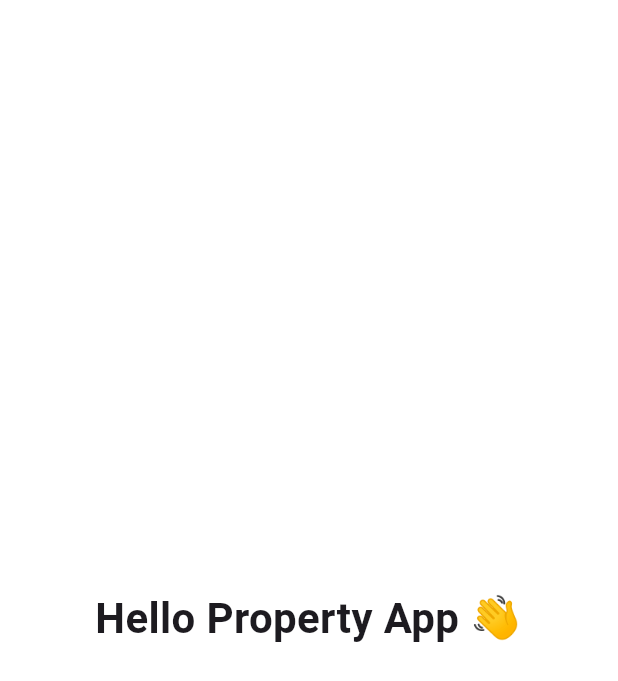
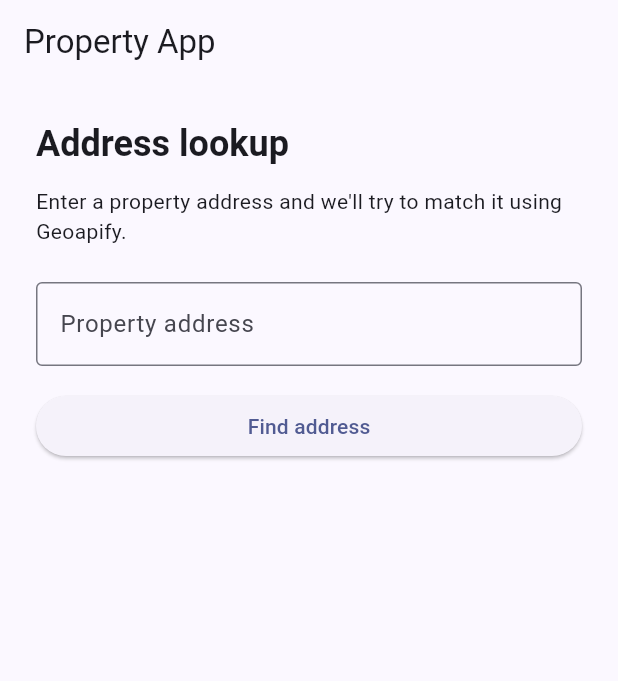
Before and after one commit to devmokari/property-app, a Flutter app: the screen it shows after launch, on a phone screen of 412 x 824 dp. Shown: the top 681 px of the screen. Run offline on Flutter 3.47's test engine with Material 3 defaults, Android fonts, the phone set to English and light mode, and no system bars.

Commit message:
Refactor Geoapify lookup into dedicated modules

```diff
--- /dev/null
+++ b/assets/config.json
@@ -0,0 +1,3 @@
+{
+  "geoapifyApiKey": "YOUR_GEOAPIFY_API_KEY"
+}
--- /dev/null
+++ b/lib/address_lookup/address_lookup_page.dart
@@ -0,0 +1,198 @@
+import 'package:flutter/material.dart';
+
+import '../config/app_config.dart';
+import 'geoapify_service.dart';
+
+class AddressLookupPage extends StatefulWidget {
+  const AddressLookupPage({super.key});
+
+  @override
+  State<AddressLookupPage> createState() => _AddressLookupPageState();
+}
+
+class _AddressLookupPageState extends State<AddressLookupPage> {
+  final TextEditingController _addressController = TextEditingController();
+  GeoapifyService? _geoapifyService;
+  bool _isLoading = false;
+  String? _matchedAddress;
+  String? _errorMessage;
+  String? _configError;
+
+  @override
+  void initState() {
+    super.initState();
+    _initialiseGeoapify();
+  }
+
+  Future<void> _initialiseGeoapify() async {
+    try {
+      final apiKey = await AppConfig.loadGeoapifyApiKey();
+      if (!mounted) return;
+      setState(() {
+        _geoapifyService = GeoapifyService(apiKey: apiKey);
+        _configError = null;
+      });
+    } on AppConfigException catch (error) {
+      if (!mounted) return;
+      setState(() {
+        _configError = error.message;
+      });
+    } catch (error) {
+      if (!mounted) return;
+      setState(() {
+        _configError = 'Failed to load configuration: $error';
+      });
+    }
+  }
+
+  Future<void> _searchAddress() async {
+    final query = _addressController.text.trim();
+    if (query.isEmpty) {
+      setState(() {
+        _matchedAddress = null;
+        _errorMessage = 'Enter an address to search.';
+      });
+      return;
+    }
+
+    final service = _geoapifyService;
+    if (service == null) {
+      setState(() {
+        _matchedAddress = null;
+        _errorMessage =
+            _configError ?? 'Geoapify API key not available. Check config.';
+      });
+      return;
+    }
+
+    FocusScope.of(context).unfocus();
+    setState(() {
+      _isLoading = true;
+      _matchedAddress = null;
+      _errorMessage = null;
+    });
+
+    try {
+      final result = await service.lookup(query);
+      if (!mounted) return;
+      setState(() {
+        if (result == null) {
+          _errorMessage = 'No matches found for the provided address.';
+          _matchedAddress = null;
+        } else {
+          _matchedAddress = result;
+          _errorMessage = null;
+        }
+      });
+    } on GeoapifyException catch (error) {
+      if (!mounted) return;
+      setState(() {
+        _errorMessage = error.message;
+      });
+    } catch (error) {
+      if (!mounted) return;
+      setState(() {
+        _errorMessage = 'Address lookup failed: $error';
+      });
+    } finally {
+      if (!mounted) return;
+      setState(() {
+        _isLoading = false;
+      });
+    }
+  }
+
+  @override
+  void dispose() {
+    _geoapifyService?.dispose();
+    _addressController.dispose();
+    super.dispose();
+  }
+
+  @override
+  Widget build(BuildContext context) {
+    final theme = Theme.of(context);
+
+    return Scaffold(
+      appBar: AppBar(
+        title: const Text('Property App'),
+      ),
+      body: SafeArea(
+        child: SingleChildScrollView(
+          padding: const EdgeInsets.all(24),
+          child: Column(
+            crossAxisAlignment: CrossAxisAlignment.stretch,
+            children: [
+              Text(
+                'Address lookup',
+                style: theme.textTheme.headlineSmall
+                    ?.copyWith(fontWeight: FontWeight.w600),
+              ),
+              const SizedBox(height: 12),
+              Text(
+                "Enter a property address and we'll try to match it using Geoapify.",
+                style: theme.textTheme.bodyMedium,
+              ),
+              const SizedBox(height: 24),
+              TextField(
+                controller: _addressController,
+                textInputAction: TextInputAction.search,
+                onSubmitted: (_) => _searchAddress(),
+                decoration: const InputDecoration(
+                  border: OutlineInputBorder(),
+                  labelText: 'Property address',
+                  hintText: '123 Main St, Springfield',
+                ),
+              ),
+              const SizedBox(height: 16),
+              ElevatedButton(
+                onPressed: _isLoading ? null : _searchAddress,
+                child: _isLoading
+                    ? const SizedBox(
+                        height: 20,
+                        width: 20,
+                        child: CircularProgressIndicator(strokeWidth: 2),
+                      )
+                    : const Text('Find address'),
+              ),
+              if (_configError != null) ...[
+                const SizedBox(height: 16),
+                Text(
+                  _configError!,
+                  style:
+                      theme.textTheme.bodyMedium?.copyWith(color: Colors.red),
+                ),
+              ],
+              if (_errorMessage != null && _configError == null) ...[
+                const SizedBox(height: 16),
+                Text(
+                  _errorMessage!,
+                  style:
+                      theme.textTheme.bodyMedium?.copyWith(color: Colors.red),
+                ),
+              ],
+              if (_matchedAddress != null) ...[
+                const SizedBox(height: 24),
+                Text(
+                  'Matched address',
+                  style: theme.textTheme.titleMedium
+                      ?.copyWith(fontWeight: FontWeight.w600),
+                ),
+                const SizedBox(height: 8),
+                Card(
+                  child: Padding(
+                    padding: const EdgeInsets.all(16),
+                    child: Text(
+                      _matchedAddress!,
+                      style: theme.textTheme.bodyLarge,
+                    ),
+                  ),
+                ),
+              ],
+            ],
+          ),
+        ),
+      ),
+    );
+  }
+}
--- /dev/null
+++ b/lib/address_lookup/geoapify_service.dart
@@ -0,0 +1,69 @@
+import 'dart:convert';
+
+import 'package:http/http.dart' as http;
+
+class GeoapifyException implements Exception {
+  GeoapifyException(this.message);
+
+  final String message;
+
+  @override
+  String toString() => message;
+}
+
+class GeoapifyService {
+  GeoapifyService({required this.apiKey, http.Client? httpClient})
+      : _httpClient = httpClient ?? http.Client();
+
+  final String apiKey;
+  final http.Client _httpClient;
+
+  Future<String?> lookup(String query) async {
+    final uri = Uri.https('api.geoapify.com', '/v1/geocode/search', {
+      'text': query,
+      'format': 'json',
+      'apiKey': apiKey,
+    });
+
+    final response = await _httpClient.get(uri);
+    if (response.statusCode != 200) {
+      throw GeoapifyException(
+        'Address lookup failed (${response.statusCode}). Try again later.',
+      );
+    }
+
+    final Map<String, dynamic> jsonMap =
+        jsonDecode(response.body) as Map<String, dynamic>;
+    final features = jsonMap['features'];
+    if (features is! List || features.isEmpty) {
+      return null;
+    }
+
+    final firstFeature = features.first;
+    if (firstFeature is! Map<String, dynamic>) {
+      return null;
+    }
+
+    final properties = firstFeature['properties'];
+    if (properties is! Map<String, dynamic>) {
+      return null;
+    }
+
+    final formatted = (properties['formatted'] as String?)?.trim();
+    if (formatted != null && formatted.isNotEmpty) {
+      return formatted;
+    }
+
+    final fallback = [properties['address_line1'], properties['address_line2']]
+        .whereType<String>()
+        .map((line) => line.trim())
+        .where((line) => line.isNotEmpty)
+        .join(', ');
+
+    return fallback.isEmpty ? null : fallback;
+  }
+
+  void dispose() {
+    _httpClient.close();
+  }
+}
--- /dev/null
+++ b/lib/config/app_config.dart
@@ -0,0 +1,39 @@
+import 'dart:convert';
+
+import 'package:flutter/services.dart';
+
+class AppConfigException implements Exception {
+  const AppConfigException(this.message);
+
+  final String message;
+
+  @override
+  String toString() => message;
+}
+
+class AppConfig {
+  const AppConfig._();
+
+  static const String _configPath = 'assets/config.json';
+
+  static Future<String> loadGeoapifyApiKey() async {
+    try {
+      final configString = await rootBundle.loadString(_configPath);
+      final Map<String, dynamic> jsonMap =
+          jsonDecode(configString) as Map<String, dynamic>;
+      final key = jsonMap['geoapifyApiKey'] as String?;
+
+      if (key == null || key.trim().isEmpty) {
+        throw const AppConfigException(
+          'Geoapify API key missing. Update assets/config.json.',
+        );
+      }
+
+      return key.trim();
+    } on AppConfigException {
+      rethrow;
+    } catch (error) {
+      throw AppConfigException('Failed to load configuration: $error');
+    }
+  }
+}
--- a/lib/main.dart
+++ b/lib/main.dart
@@ -1,4 +1,6 @@
 import 'package:flutter/material.dart';
+
+import 'address_lookup/address_lookup_page.dart';
 
 void main() {
   runApp(const PropertyApp());
@@ -12,15 +14,11 @@ class PropertyApp extends StatelessWidget {
     return MaterialApp(
       title: 'Property App',
       debugShowCheckedModeBanner: false,
-      home: const Scaffold(
-        backgroundColor: Colors.white,
-        body: Center(
-          child: Text(
-            'Hello Property App 👋',
-            style: TextStyle(fontSize: 28, fontWeight: FontWeight.w600),
-          ),
-        ),
+      theme: ThemeData(
+        colorScheme: ColorScheme.fromSeed(seedColor: Colors.indigo),
+        useMaterial3: true,
       ),
+      home: const AddressLookupPage(),
     );
   }
 }
--- a/pubspec.yaml
+++ b/pubspec.yaml
@@ -9,6 +9,9 @@ environment:
 dependencies:
   flutter:
     sdk: flutter
+  http: ^1.1.0
 
 flutter:
   uses-material-design: true
+  assets:
+    - assets/config.json
```
